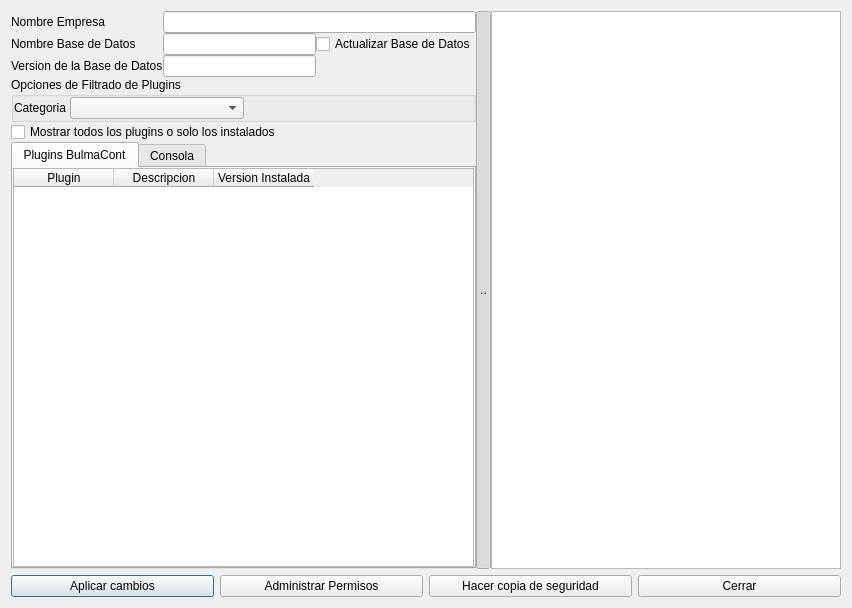
This is bulmages/bulmasetup/modificarcontabilidadbase.ui in eboladev/Bulmages-1 as Qt 5 draws it before an edit. The edited form follows.
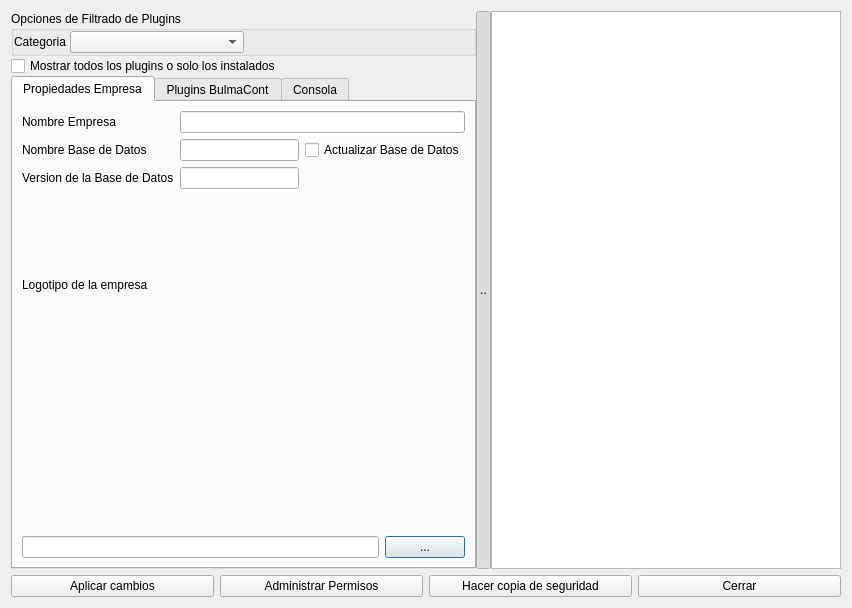
This is the edited form. Icons and pictures are not drawn.

Commit message: Cambio bulmasetup para que se pueda establecer el logotipo de la empresa y este sea utilizado en todas las plantillas

The edit to the form file:
```diff
--- a/bulmages/bulmasetup/modificarcontabilidadbase.ui
+++ b/bulmages/bulmasetup/modificarcontabilidadbase.ui
@@ -38,62 +38,7 @@
      <item>
       <layout class="QVBoxLayout" name="verticalLayout_2">
        <item>
-        <layout class="QGridLayout" name="gridLayout">
-         <item row="0" column="0">
-          <widget class="QLabel" name="label">
-           <property name="text">
-            <string>Nombre Empresa</string>
-           </property>
-           <property name="buddy">
-            <cstring>mui_nomempresa</cstring>
-           </property>
-          </widget>
-         </item>
-         <item row="0" column="1" colspan="2">
-          <widget class="QLineEdit" name="mui_nomempresa"/>
-         </item>
-         <item row="1" column="0">
-          <widget class="QLabel" name="label_2">
-           <property name="text">
-            <string>Nombre Base de Datos</string>
-           </property>
-           <property name="buddy">
-            <cstring>mui_nomdb</cstring>
-           </property>
-          </widget>
-         </item>
-         <item row="1" column="1">
-          <widget class="QLineEdit" name="mui_nomdb">
-           <property name="readOnly">
-            <bool>true</bool>
-           </property>
-          </widget>
-         </item>
-         <item row="1" column="2">
-          <widget class="QCheckBox" name="mui_actualizarDB">
-           <property name="text">
-            <string>Actualizar Base de Datos</string>
-           </property>
-           <property name="checked">
-            <bool>false</bool>
-           </property>
-          </widget>
-         </item>
-         <item row="2" column="0">
-          <widget class="QLabel" name="label_3">
-           <property name="text">
-            <string>Version de la Base de Datos</string>
-           </property>
-          </widget>
-         </item>
-         <item row="2" column="1">
-          <widget class="QLineEdit" name="mui_databaserevision">
-           <property name="readOnly">
-            <bool>true</bool>
-           </property>
-          </widget>
-         </item>
-        </layout>
+        <layout class="QGridLayout" name="gridLayout"/>
        </item>
        <item>
         <widget class="QGroupBox" name="groupBox">
@@ -162,6 +107,107 @@
          <property name="currentIndex">
           <number>0</number>
          </property>
+         <widget class="QWidget" name="tab_2">
+          <attribute name="title">
+           <string>Propiedades Empresa</string>
+          </attribute>
+          <layout class="QGridLayout" name="gridLayout_3">
+           <item row="0" column="0">
+            <widget class="QLabel" name="label">
+             <property name="text">
+              <string>Nombre Empresa</string>
+             </property>
+             <property name="buddy">
+              <cstring>mui_nomempresa</cstring>
+             </property>
+            </widget>
+           </item>
+           <item row="0" column="1" colspan="2">
+            <widget class="QLineEdit" name="mui_nomempresa"/>
+           </item>
+           <item row="1" column="0">
+            <widget class="QLabel" name="label_2">
+             <property name="text">
+              <string>Nombre Base de Datos</string>
+             </property>
+             <property name="buddy">
+              <cstring>mui_nomdb</cstring>
+             </property>
+            </widget>
+           </item>
+           <item row="1" column="1">
+            <widget class="QLineEdit" name="mui_nomdb">
+             <property name="readOnly">
+              <bool>true</bool>
+             </property>
+            </widget>
+           </item>
+           <item row="1" column="2">
+            <widget class="QCheckBox" name="mui_actualizarDB">
+             <property name="text">
+              <string>Actualizar Base de Datos</string>
+             </property>
+             <property name="checked">
+              <bool>false</bool>
+             </property>
+            </widget>
+           </item>
+           <item row="2" column="0">
+            <widget class="QLabel" name="label_3">
+             <property name="text">
+              <string>Version de la Base de Datos</string>
+             </property>
+            </widget>
+           </item>
+           <item row="2" column="1">
+            <widget class="QLineEdit" name="mui_databaserevision">
+             <property name="readOnly">
+              <bool>true</bool>
+             </property>
+            </widget>
+           </item>
+           <item row="3" column="0" colspan="3">
+            <layout class="QGridLayout" name="gridLayout_2">
+             <item row="1" column="0">
+              <widget class="QLabel" name="mui_img">
+               <property name="sizePolicy">
+                <sizepolicy hsizetype="Preferred" vsizetype="Expanding">
+                 <horstretch>0</horstretch>
+                 <verstretch>0</verstretch>
+                </sizepolicy>
+               </property>
+               <property name="maximumSize">
+                <size>
+                 <width>400</width>
+                 <height>150</height>
+                </size>
+               </property>
+               <property name="text">
+                <string/>
+               </property>
+              </widget>
+             </item>
+             <item row="2" column="0">
+              <widget class="QLineEdit" name="mui_textfile"/>
+             </item>
+             <item row="2" column="1">
+              <widget class="QPushButton" name="mui_chosefile">
+               <property name="text">
+                <string>...</string>
+               </property>
+              </widget>
+             </item>
+             <item row="0" column="0">
+              <widget class="QLabel" name="label_4">
+               <property name="text">
+                <string>Logotipo de la empresa</string>
+               </property>
+              </widget>
+             </item>
+            </layout>
+           </item>
+          </layout>
+         </widget>
          <widget class="QWidget" name="tab">
           <attribute name="icon">
            <iconset resource="resources.qrc">
```
The commit also changes 10 other files.
